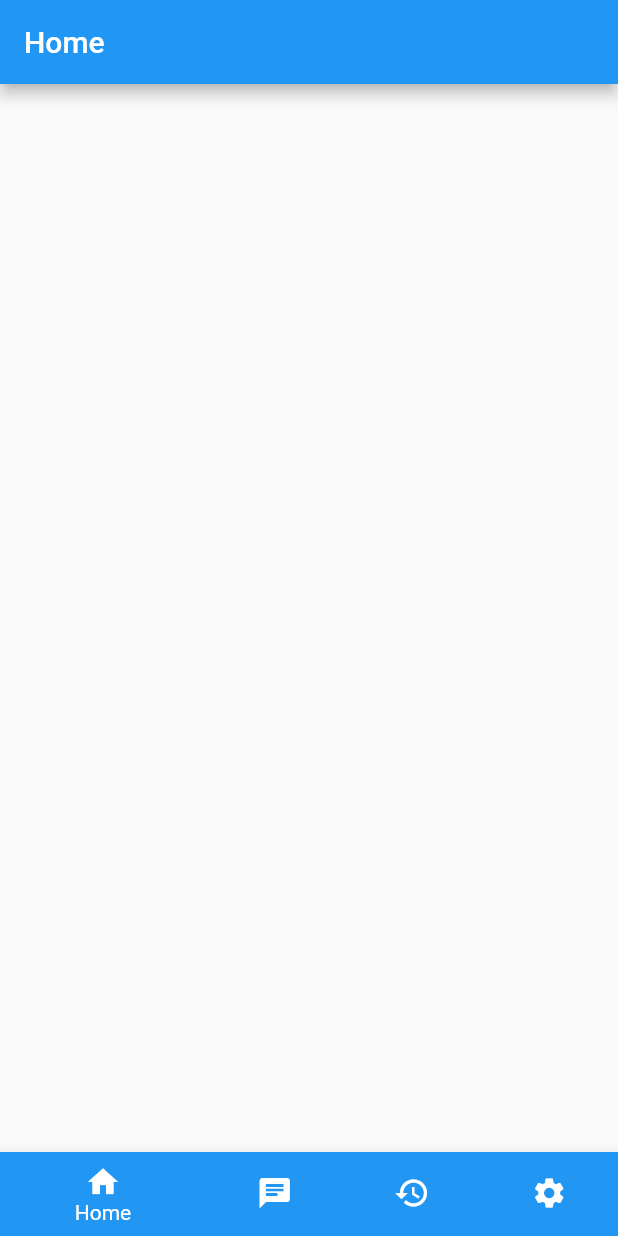
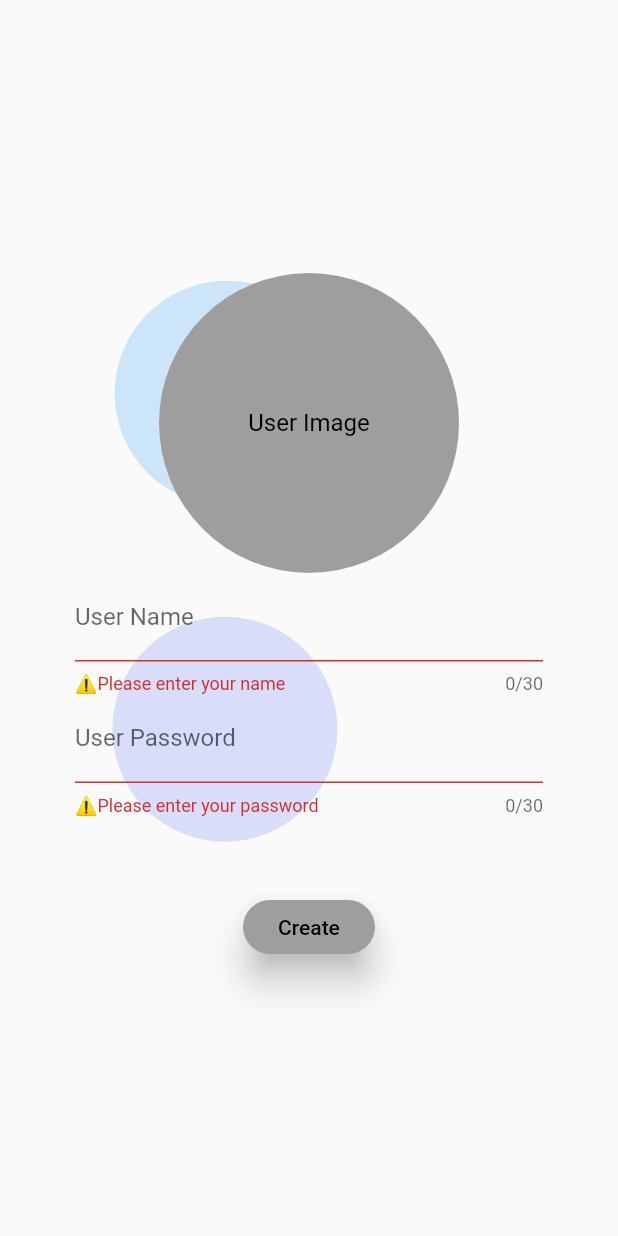
Before and after one commit to kio-arakawa/myApp2, a Flutter app: the screen it shows after launch, on a phone screen of 412 x 824 dp. Run offline on Flutter 3.47's test engine with Material 2 defaults, Android fonts, the phone set to English and light mode, and no system bars.

Commit message:
ログインページの枠組み実装 プロフィール画像登録ロジックは未実装 背景アニメーションWidget実装 登録orログインボタン押下時にアニメーションを停止するロジックがうまくいかないのが最終現状

```diff
--- /dev/null
+++ b/my_first_app/lib/animation_model.dart
@@ -0,0 +1,14 @@
+import 'package:flutter/material.dart';
+
+class AnimationModel extends ChangeNotifier{
+
+  ///Variable
+  //アニメーション停止フラグ
+  bool isAnimationStop = false;
+
+  void stopAnimation(bool value) {
+    isAnimationStop = value;
+    notifyListeners();
+  }
+
+}
--- a/my_first_app/lib/main.dart
+++ b/my_first_app/lib/main.dart
@@ -1,6 +1,7 @@
 import 'package:flutter/material.dart';
 import 'package:provider/provider.dart';
 
+import 'package:my_first_app/view/login_view.dart';
 import 'package:my_first_app/view/base_view.dart';
 import 'package:my_first_app/view_model/setting_view_model.dart';
 
@@ -17,7 +18,10 @@ class MyApp extends StatelessWidget {
           return MaterialApp(
             title: 'MyApp',
             theme: model.buildTheme(),
-            home: BaseView(model),
+            routes: <String, WidgetBuilder> {
+              '/': (BuildContext context) => new LoginView(model),
+              '/base': (BuildContext context) => new BaseView(model),
+            },
           );
         },
       ),
--- a/my_first_app/lib/view/chat_view.dart
+++ b/my_first_app/lib/view/chat_view.dart
@@ -55,7 +55,7 @@ class ChatView extends StatelessWidget {
                     color: Colors.grey,
                     shape: StadiumBorder(),
                     onPressed: () {},
-                    child: Text("登録"),
+                    child: Text("Register"),
                   ),
                 ),
               ],
--- /dev/null
+++ b/my_first_app/lib/view/login_view.dart
@@ -0,0 +1,178 @@
+import 'package:flutter/material.dart';
+
+import 'package:my_first_app/view_model/setting_view_model.dart';
+import 'package:my_first_app/animation_model.dart';
+import 'package:my_first_app/widget/background_animation.dart';
+import 'package:provider/provider.dart';
+
+class LoginView extends StatelessWidget {
+
+  ///Constructor
+  LoginView(this._settingViewModel);
+
+  ///Variable
+  SettingViewModel _settingViewModel;
+  AnimationModel _animationModel = AnimationModel();
+  //初回登録かどうかのフラグ
+  bool isFirstLogin = true;
+  //プロフィール画像設定フラグ
+  bool isSetImage = false;
+  //ユーザー名入力完了フラグ
+  bool isDoneName = false;
+  //パスワード入力完了フラグ
+  bool isDonePass = false;
+  //必須設定項目完了フラグ
+  bool isDoneAll = false;
+
+  @override
+  Widget build(BuildContext context) {
+    return ChangeNotifierProvider(
+      create: (_) => _animationModel,
+      child: Scaffold(
+        body: Stack(
+          children: <Widget>[
+
+            //Background Animation
+            Consumer<AnimationModel>(
+              builder: (_,model,__) {
+                if (_animationModel.isAnimationStop) {
+                  return Container();
+                } else {
+                  return BackGroundAnimation(model);
+                }
+              },
+            ),
+
+            Opacity(
+              opacity: 1,
+              child: Padding(
+                padding: EdgeInsets.only(left: 50.0, right: 50.0),
+                child: Center(
+                  child: Column(
+                    //中央揃え
+                    mainAxisSize: MainAxisSize.min,
+                    children: <Widget>[
+
+                      //プロフィール画像登録用フィールド
+//              if (isFirstLogin)
+                      CircleAvatar(
+                        backgroundImage: null,
+                        child: isSetImage
+                            ? null
+                            : Text(
+                          'User Image',
+                          style: TextStyle(
+                            color: Colors.black,
+                          ),
+                        ),
+                        minRadius: 60.0,
+                        maxRadius: 100.0,
+                        backgroundColor: Colors.grey,
+                      ),
+
+                      //ユーザー名入力用フィールド
+                      TextFormField(
+                        decoration: InputDecoration(
+                          labelText: 'User Name',
+                          hintText: 'Enter your name.',
+                        ),
+                        //入力文字数制限
+                        maxLength: 30,
+                        //text自動チェック
+                        autovalidate: true,
+                        //text値変更時コールバック
+                        validator: (value) {
+                          if (value.isEmpty) {
+                            return '⚠︎Please enter your name';
+                          }
+                          return null;
+                        },
+                      ),
+
+                      //パスワード入力用フィールド
+                      TextFormField(
+                        decoration: InputDecoration(
+                          labelText: 'User Password',
+                          hintText: 'Enter your password.',
+                        ),
+                        //入力文字数制限,
+                        maxLength: 30,
+                        //text自動チェック
+                        autovalidate: true,
+                        //text値変更時コールバック
+                        validator: (value) {
+                          if (value.isEmpty) {
+                            isDonePass = false;
+                            return '⚠︎Please enter your password';
+                            //パスワード入力数６文字以上制限
+                          } else if (value.length < 6) {
+                            isDonePass = false;
+                            return '⚠︎Please enter at least 8 characters';
+                          }
+                          isDonePass = true;
+                          return null;
+                        },
+                      ),
+
+                      //登録完了用ボタン
+//              if (isDoneAll)
+                      Padding(
+                        padding: EdgeInsets.only(top: 50.0),  //Todo: Stackで絶対位置指定に変更予定
+                        child: RaisedButton(
+                          child: isFirstLogin ? Text('Create') : Text('Login'),
+                          textColor: Colors.black,
+                          color: Colors.grey,
+                          shape: RoundedRectangleBorder(
+                            borderRadius: BorderRadius.circular(20.0),
+                          ),
+                          //ボタンの影
+                          elevation: 10.0,
+                          //タップ時エフェクト
+                          splashColor: Colors.white,
+                          onPressed: () {
+                            _animationModel.stopAnimation(true);
+                            //初回ログインのみダイアログ表示
+                            if (isFirstLogin) {
+                              showDialog(
+                                  context: context,
+                                  builder: (_) {
+                                    return AlertDialog(
+                                      title: Center(child: Text('Register User')),
+                                      content: Text('Are you sure you want to finish user registration?'),
+                                      actions: <Widget>[
+                                        FlatButton(
+                                          child: Text('Back'),
+                                          onPressed: () {
+                                            _animationModel.stopAnimation(false);
+                                            Navigator.of(context).pop();
+                                          },
+                                        ),
+                                        FlatButton(
+                                          child: Text('Go!'),
+                                          onPressed: () {
+                                            Navigator.of(context).pushReplacementNamed('/base');
+                                          },
+                                        ),
+                                      ],
+                                    );
+                                  }
+                              );
+                            } else {
+                              Navigator.of(context).pushReplacementNamed('/base');
+                            }
+                          },
+                        ),
+                      ),
+
+                    ],
+                  ),
+                ),
+              ),
+            ),
+
+          ],
+        ),
+      ),
+    );
+  }
+}
--- a/my_first_app/lib/view_model/base_view_model.dart
+++ b/my_first_app/lib/view_model/base_view_model.dart
@@ -1,5 +1,6 @@
 import 'package:flutter/material.dart';
 import 'dart:async';
+
 class BaseViewModel extends ChangeNotifier{
 
   ///Constructor
--- /dev/null
+++ b/my_first_app/lib/widget/background_animation.dart
@@ -0,0 +1,137 @@
+import 'dart:async';
+import 'dart:math';
+import 'package:flutter/material.dart';
+
+import 'package:my_first_app/animation_model.dart';
+
+class BackGroundAnimation extends StatefulWidget {
+
+  ///Constructor
+  BackGroundAnimation(this._animationModel);
+
+  ///Variable
+  AnimationModel _animationModel;
+
+  @override
+  _BackGroundAnimationState createState() => _BackGroundAnimationState();
+}
+
+class _BackGroundAnimationState extends State<BackGroundAnimation> {
+
+  ///Variable
+  //Opacity用タイマーフラグ
+  bool isOpacity = false;
+  //Alignmentリスト取り出し用数値
+  int _alignmentIndex1 = 0;
+  int _alignmentIndex2 = 0;
+  //Randomインスタンス
+  Random _random;
+
+  //Alignment位置指定用リスト
+  static const List<Alignment> _alignments = [
+    Alignment.topLeft,
+    Alignment.topCenter,
+    Alignment.topRight,
+    Alignment.bottomLeft,
+    Alignment.bottomCenter,
+    Alignment.bottomRight,
+  ];
+
+  @override
+  void initState() {
+    super.initState();
+    _random  = new Random();
+    _animationTimer();
+    _alignmentTimer();
+  }
+
+  @override
+  void dispose() {
+    //Todo
+    super.dispose();
+  }
+
+  //Opacity用タイマー開始API
+  void _animationTimer() {
+    Timer.periodic(
+      Duration(milliseconds: 4000),
+      _changeOpacity,
+    );
+  }
+
+  //animationTimer用CallBack
+  void _changeOpacity(Timer timer) {
+    isOpacity = !isOpacity;
+    setState(() {});
+  }
+
+  //Alignment用タイマー開始API
+  void _alignmentTimer() {
+    Timer.periodic(
+      Duration(milliseconds: 2000),
+      _changeAlignment,
+    );
+  }
+
+  //alignmentTimer用CallBack
+  void _changeAlignment(Timer timer) {
+    //乱数生成
+    _alignmentIndex1 = _random.nextInt(5);
+    _alignmentIndex2 = _random.nextInt(5);
+
+    setState(() {});
+  }
+
+  @override
+  Widget build(BuildContext context) {
+    if (widget._animationModel.isAnimationStop) {
+      return Container();
+    } else {
+      return AnimatedOpacity(
+        duration: const Duration(milliseconds: 3000),
+        opacity: isOpacity ? 0.2 : 0.05,
+        child: Scaffold(
+          body: Stack(
+            fit: StackFit.expand,
+            children: <Widget>[
+
+              AnimatedContainer(
+                duration: Duration(milliseconds: 3000),
+                alignment: _alignments[_alignmentIndex1],
+                child: Container(
+                  width: 150,
+                  height: 150,
+                  decoration: BoxDecoration(
+                    color: Colors.blue,
+                    border: Border.all(
+                      color: Colors.blue,
+                    ),
+                    borderRadius: const BorderRadius.all(const Radius.circular(100.0)),
+                  ),
+                ),
+              ),
+
+              AnimatedContainer(
+                duration: Duration(milliseconds: 5000),
+                alignment: _alignments[_alignmentIndex2],
+                child: Container(
+                  width: 150,
+                  height: 150,
+                  decoration: BoxDecoration(
+                    color: Colors.indigoAccent,
+                    border: Border.all(
+                      color: Colors.indigoAccent,
+                    ),
+                    borderRadius: const BorderRadius.all(const Radius.circular(100.0)),
+                  ),
+                ),
+              ),
+
+            ],
+          ),
+        ),
+      );
+    }
+  }
+
+}
```
